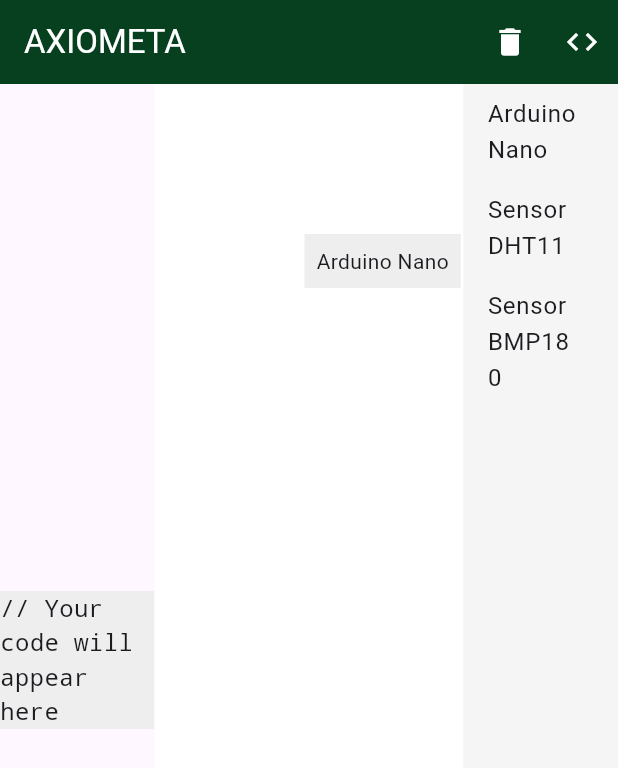
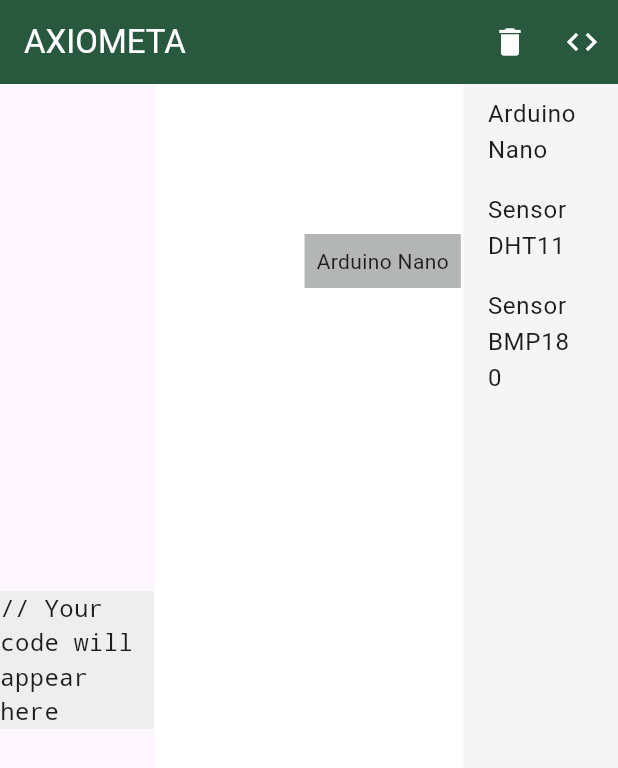
Before and after one commit to axiometa/axiometa_ai, a Flutter app: the screen it shows after launch, after a tap on "Arduino Nano", on a phone screen of 412 x 824 dp. Shown: the top 768 px of the screen. Run offline on Flutter 3.47's test engine with Material 3 defaults, Android fonts, the phone set to English and light mode, and no system bars; Roboto replaces fonts that are missing (Pirulen).

Commit message:
minor bug fixes

```diff
--- a/lib/main.dart
+++ b/lib/main.dart
@@ -20,6 +20,7 @@ class IDELikeInterface extends StatefulWidget {
   const IDELikeInterface({super.key});
 
   @override
+  // ignore: library_private_types_in_public_api
   _IDELikeInterfaceState createState() => _IDELikeInterfaceState();
 }
 
@@ -142,7 +143,7 @@ void loop() {
           'AXIOMETA',
           style: TextStyle(color: Colors.white, fontFamily: 'Pirulen'),
         ),
-        backgroundColor: const Color.fromARGB(255, 7, 64, 31),
+        backgroundColor: const Color.fromARGB(255, 40, 89, 63),
         actions: [
           if (!isProgrammingMode)
             IconButton(
@@ -212,7 +213,7 @@ void loop() {
                                       !isDeleteMode &&
                                       !isProgrammingMode
                                   ? Colors.blue
-                                  : Colors.grey[200],
+                                  : const Color.fromARGB(255, 179, 182, 181),
                               child: Text(component.name),
                             ),
                           ),
```
